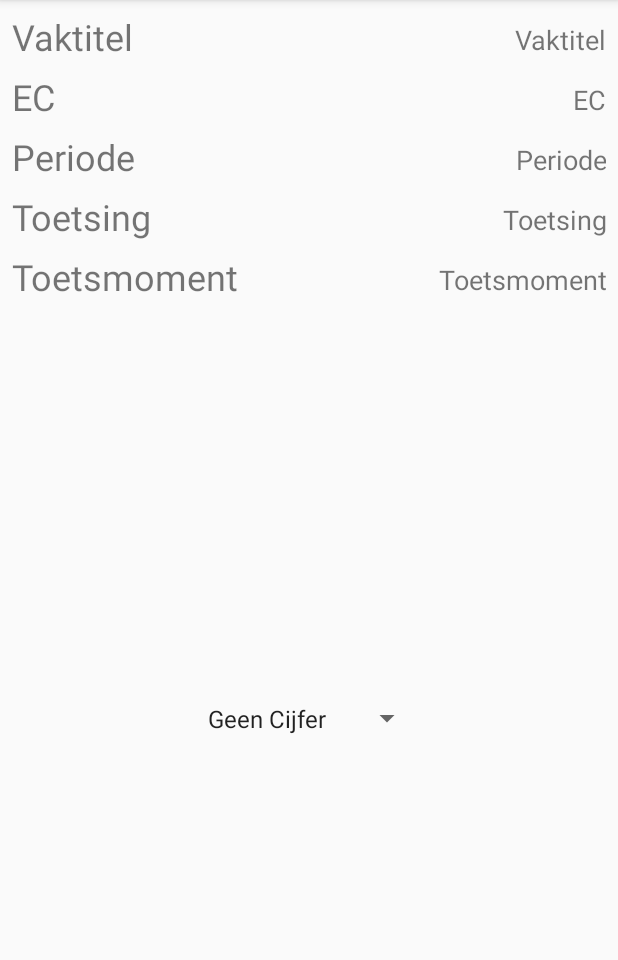
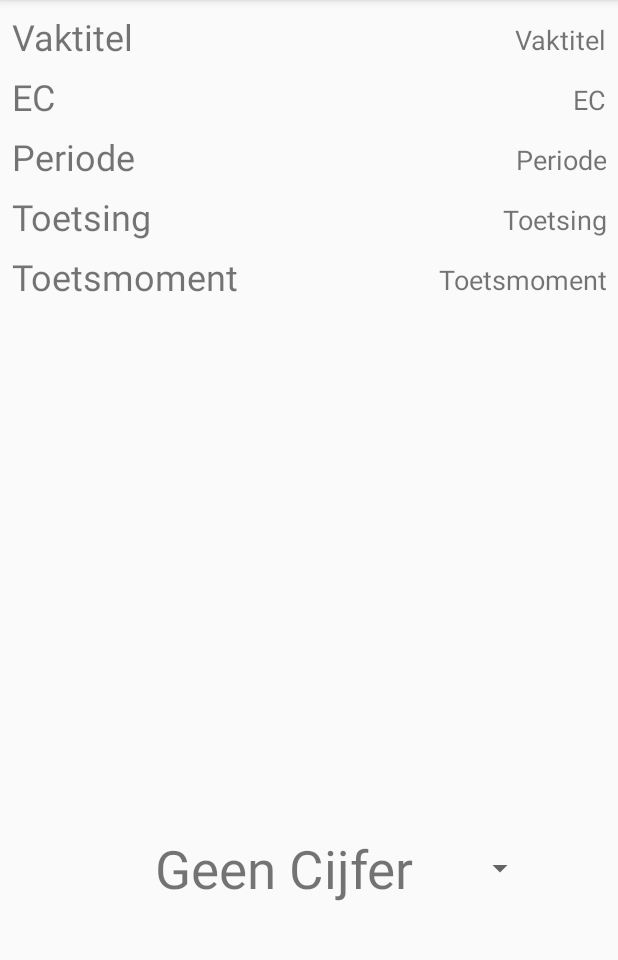
Before and after one commit to Joepin8/Course_Manager, an Android app: the VakInfo screen opened directly, with no data from a screen before it, on a phone screen of 412 x 824 dp, the part 84-1044 px from its top. Run offline under Robolectric (Android 15) with nearby library versions, the phone set to English and light mode, and no system bars; our stand-ins replace Firebase (no records; nobody signed in at launch, a user with empty details on screens opened directly); 11 statements that could not run were skipped.

Commit message:
onvoldoende en voldoende worden opgeslagen en je krijgt of een dropdown bij vakken die dat nodig hebben of een textfill voor decimale cijfers

```diff
--- a/app/src/main/java/ikpmd/westgeestoonk/course_manager/Database/DatabaseHelper.java
+++ b/app/src/main/java/ikpmd/westgeestoonk/course_manager/Database/DatabaseHelper.java
@@ -107,4 +107,5 @@ public class DatabaseHelper extends SQLiteOpenHelper {
         mSQLDB.update(DatabaseInfo.CourseTables.COURSE, cv, DatabaseInfo.CourseColumn.VAKCODE + "=\"" + course.getVakcode() + "\"", null);
     }
 
+
 }
--- a/app/src/main/java/ikpmd/westgeestoonk/course_manager/VakInfo.java
+++ b/app/src/main/java/ikpmd/westgeestoonk/course_manager/VakInfo.java
@@ -3,11 +3,14 @@ package ikpmd.westgeestoonk.course_manager;
 import android.content.Intent;
 import android.support.v7.app.AppCompatActivity;
 import android.os.Bundle;
+import android.text.Editable;
+import android.text.TextWatcher;
 import android.util.Log;
 import android.view.KeyEvent;
 import android.view.View;
 import android.widget.AdapterView;
 import android.widget.ArrayAdapter;
+import android.widget.Button;
 import android.widget.EditText;
 import android.widget.Spinner;
 import android.widget.TextView;
@@ -31,6 +34,7 @@ public class VakInfo extends AppCompatActivity implements AdapterView.OnItemSele
     private TextView Toetsmoment;
     private Spinner TekstCijfer;
     private EditText DecimaalCijfer;
+    private Button Opslaan;
 
 
     @Override
@@ -49,8 +53,9 @@ public class VakInfo extends AppCompatActivity implements AdapterView.OnItemSele
         Periode = (TextView) findViewById(R.id.Periode);
         Toetsing = (TextView) findViewById(R.id.Toetsing);
         Toetsmoment = (TextView) findViewById(R.id.ToetsMoment);
-        Spinner TekstCijfer = (Spinner) findViewById(R.id.TekstCijfer);
-        EditText DecimaalCijfer = (EditText) findViewById(R.id.DecimaalCijfer);
+        TekstCijfer = (Spinner) findViewById(R.id.TekstCijfer);
+        DecimaalCijfer = (EditText) findViewById(R.id.DecimaalCijfer);
+        Opslaan = (Button) findViewById(R.id.Opslaan);
 
         Vaktitel.setText(vak.getNaam());
         EC.setText(String.valueOf(vak.getEC()));
@@ -63,6 +68,8 @@ public class VakInfo extends AppCompatActivity implements AdapterView.OnItemSele
         // Spinner click listener
         TekstCijfer.setOnItemSelectedListener(this);
 
+
+
         // Spinner Drop down elements
         List<String> categories = new ArrayList<String>();
         categories.add("Geen Cijfer");
@@ -72,7 +79,7 @@ public class VakInfo extends AppCompatActivity implements AdapterView.OnItemSele
 
 
               // Creating adapter for spinner
-        ArrayAdapter<String> dataAdapter = new ArrayAdapter<String>(this, android.R.layout.simple_spinner_item, categories);
+        ArrayAdapter<String> dataAdapter = new ArrayAdapter<String>(this, R.layout.spinner_item, categories);
 
         // Drop down layout style - list view with radio button
         dataAdapter.setDropDownViewResource(android.R.layout.simple_spinner_dropdown_item);
@@ -85,11 +92,25 @@ public class VakInfo extends AppCompatActivity implements AdapterView.OnItemSele
                 vak.getToetsing().equals(ikpmd.westgeestoonk.course_manager.Enums.Toetsing.Projectoplevering)||
                 vak.getToetsing().equals(ikpmd.westgeestoonk.course_manager.Enums.Toetsing.Assessment)){
             DecimaalCijfer.setVisibility(View.GONE);
+            Opslaan.setVisibility(View.GONE);
+
+
 
         }
         else{
             TekstCijfer.setVisibility(View.GONE);
         }
+
+        DecimaalCijfer.setText(vak.getCijfer());
+        Opslaan.setOnClickListener(new View.OnClickListener() {
+            @Override
+            public void onClick(View v) {
+                vak.setCijfer(DecimaalCijfer.getText().toString(), getApplicationContext(), FirebaseAuth.getInstance().getUid());
+                findViewById(R.id.mainLayout).requestFocus();
+            }
+        });
+
+
         switch(vak.getCijfer()){
             case "Geen cijfer": TekstCijfer.setSelection(0);
                                 break;
@@ -97,7 +118,6 @@ public class VakInfo extends AppCompatActivity implements AdapterView.OnItemSele
                                 break;
             case "Onvoldoende": TekstCijfer.setSelection(2);
         }
-
     }
 
     @Override
--- a/app/src/main/res/layout/activity_vak_info.xml
+++ b/app/src/main/res/layout/activity_vak_info.xml
@@ -4,14 +4,18 @@
     xmlns:tools="http://schemas.android.com/tools"
     android:layout_width="match_parent"
     android:layout_height="match_parent"
+    android:focusableInTouchMode="true"
     tools:context="ikpmd.westgeestoonk.course_manager.VakInfo"
     tools:layout_editor_absoluteY="81dp">
 
     <LinearLayout
-        android:id="@+id/linearLayout3"
+        android:id="@+id/mainLayout"
+        android:descendantFocusability="beforeDescendants"
         android:layout_width="0dp"
         android:layout_height="209dp"
         android:orientation="horizontal"
+        android:focusable="true"
+        android:focusableInTouchMode="true"
         app:layout_constraintBottom_toBottomOf="parent"
         app:layout_constraintEnd_toEndOf="parent"
         app:layout_constraintHorizontal_bias="0.0"
@@ -156,32 +160,52 @@
 
     <Spinner
         android:id="@+id/TekstCijfer"
-        android:layout_width="151dp"
+        android:layout_width="wrap_content"
         android:layout_height="50dp"
-        android:layout_marginBottom="8dp"
+        android:layout_marginBottom="164dp"
         android:layout_marginEnd="8dp"
         android:layout_marginStart="8dp"
         android:layout_marginTop="8dp"
         app:layout_constraintBottom_toBottomOf="parent"
         app:layout_constraintEnd_toEndOf="parent"
-        app:layout_constraintHorizontal_bias="0.501"
+        app:layout_constraintHorizontal_bias="0.672"
         app:layout_constraintStart_toStartOf="parent"
         app:layout_constraintTop_toBottomOf="@+id/linearLayout3"
-        app:layout_constraintVertical_bias="0.481" />
+        app:layout_constraintVertical_bias="0.47" />
 
     <EditText
         android:id="@+id/DecimaalCijfer"
         android:layout_width="149dp"
         android:layout_height="131dp"
+        android:layout_marginBottom="108dp"
+        android:layout_marginEnd="8dp"
+        android:layout_marginStart="8dp"
+        android:layout_marginTop="8dp"
+        android:ems="10"
+        android:inputType="text"
+        android:textAlignment="center"
+        android:textSize="60dp"
+        app:layout_constraintBottom_toBottomOf="parent"
+        app:layout_constraintEnd_toEndOf="parent"
+        app:layout_constraintHorizontal_bias="0.502"
+        app:layout_constraintStart_toStartOf="parent"
+        app:layout_constraintTop_toBottomOf="@+id/linearLayout3" />
+
+    <Button
+        android:id="@+id/Opslaan"
+        style="@style/Widget.AppCompat.Button.Colored"
+        android:layout_width="190dp"
+        android:layout_height="48dp"
         android:layout_marginBottom="8dp"
         android:layout_marginEnd="8dp"
         android:layout_marginStart="8dp"
         android:layout_marginTop="8dp"
-        android:ems="10"
-        android:inputType="numberDecimal"
+        android:backgroundTint="@android:color/holo_blue_dark"
+        android:onClick="SlaOp"
+        android:text="Opslaan"
         app:layout_constraintBottom_toBottomOf="parent"
         app:layout_constraintEnd_toEndOf="parent"
         app:layout_constraintStart_toStartOf="parent"
-        app:layout_constraintTop_toBottomOf="@+id/linearLayout3" />
+        app:layout_constraintTop_toBottomOf="@+id/DecimaalCijfer" />
 
 </android.support.constraint.ConstraintLayout>
--- /dev/null
+++ b/app/src/main/res/layout/spinner_item.xml
@@ -0,0 +1,6 @@
+<TextView xmlns:android="http://schemas.android.com/apk/res/android"
+    android:id="@+id/TextView01"
+    android:layout_width="wrap_content"
+    android:layout_height="wrap_content"
+    android:text="@+id/TextView01"
+    android:textSize="35dp"></TextView>
```
